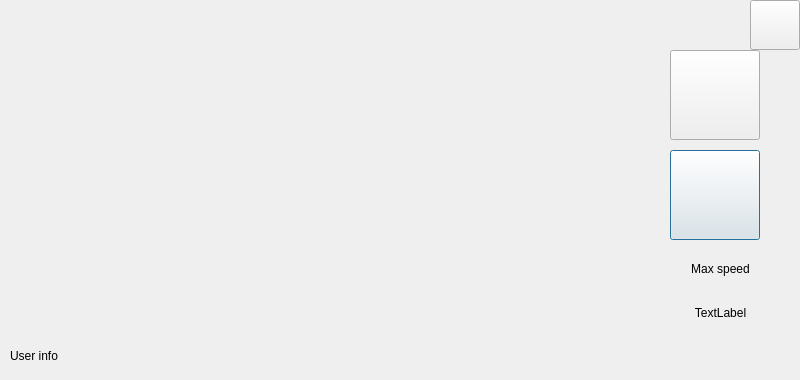
First picture: the form in Client/routedialog.ui, repository ArtemD/SpeedFreak, before the edit.
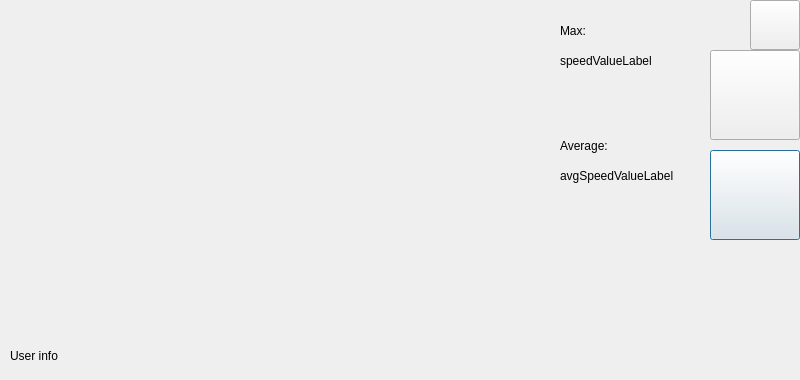
Second picture: the form after the edit. Icons and pictures are not drawn.

Commit message: Feature: Show average speed in realtime.

What changed in the file:
```diff
--- a/Client/routedialog.ui
+++ b/Client/routedialog.ui
@@ -16,7 +16,7 @@
   <widget class="QPushButton" name="newPushButton">
    <property name="geometry">
     <rect>
-     <x>670</x>
+     <x>710</x>
      <y>150</y>
      <width>90</width>
      <height>90</height>
@@ -39,7 +39,7 @@
   <widget class="QPushButton" name="sendPushButton">
    <property name="geometry">
     <rect>
-     <x>670</x>
+     <x>710</x>
      <y>50</y>
      <width>90</width>
      <height>90</height>
@@ -59,38 +59,6 @@
     </size>
    </property>
   </widget>
-  <widget class="QWidget" name="layoutWidget">
-   <property name="geometry">
-    <rect>
-     <x>650</x>
-     <y>250</y>
-     <width>141</width>
-     <height>81</height>
-    </rect>
-   </property>
-   <layout class="QVBoxLayout" name="verticalLayout">
-    <item>
-     <widget class="QLabel" name="maxSpeedLabel">
-      <property name="text">
-       <string>Max speed</string>
-      </property>
-      <property name="alignment">
-       <set>Qt::AlignCenter</set>
-      </property>
-     </widget>
-    </item>
-    <item>
-     <widget class="QLabel" name="speedValueLabel">
-      <property name="text">
-       <string>TextLabel</string>
-      </property>
-      <property name="alignment">
-       <set>Qt::AlignCenter</set>
-      </property>
-     </widget>
-    </item>
-   </layout>
-  </widget>
   <widget class="QLabel" name="labelInfoToUser">
    <property name="geometry">
     <rect>
@@ -127,6 +95,70 @@
     </size>
    </property>
   </widget>
+  <widget class="QLabel" name="maxSpeedLabel">
+   <property name="geometry">
+    <rect>
+     <x>560</x>
+     <y>10</y>
+     <width>111</width>
+     <height>41</height>
+    </rect>
+   </property>
+   <property name="text">
+    <string>Max:</string>
+   </property>
+   <property name="alignment">
+    <set>Qt::AlignLeading|Qt::AlignLeft|Qt::AlignVCenter</set>
+   </property>
+  </widget>
+  <widget class="QLabel" name="speedValueLabel">
+   <property name="geometry">
+    <rect>
+     <x>560</x>
+     <y>40</y>
+     <width>110</width>
+     <height>41</height>
+    </rect>
+   </property>
+   <property name="text">
+    <string>speedValueLabel</string>
+   </property>
+   <property name="alignment">
+    <set>Qt::AlignLeading|Qt::AlignLeft|Qt::AlignVCenter</set>
+   </property>
+  </widget>
+  <widget class="QLabel" name="avgSpeedlabel">
+   <property name="geometry">
+    <rect>
+     <x>560</x>
+     <y>130</y>
+     <width>131</width>
+     <height>31</height>
+    </rect>
+   </property>
+   <property name="text">
+    <string>Average:</string>
+   </property>
+   <property name="alignment">
+    <set>Qt::AlignLeading|Qt::AlignLeft|Qt::AlignVCenter</set>
+   </property>
+  </widget>
+  <widget class="QLabel" name="avgSpeedValueLabel">
+   <property name="geometry">
+    <rect>
+     <x>560</x>
+     <y>160</y>
+     <width>135</width>
+     <height>31</height>
+    </rect>
+   </property>
+   <property name="text">
+    <string>avgSpeedValueLabel</string>
+   </property>
+   <property name="alignment">
+    <set>Qt::AlignLeading|Qt::AlignLeft|Qt::AlignVCenter</set>
+   </property>
+  </widget>
  </widget>
  <resources>
   <include location="graphics.qrc"/>
```
The commit also changes 5 other files.
